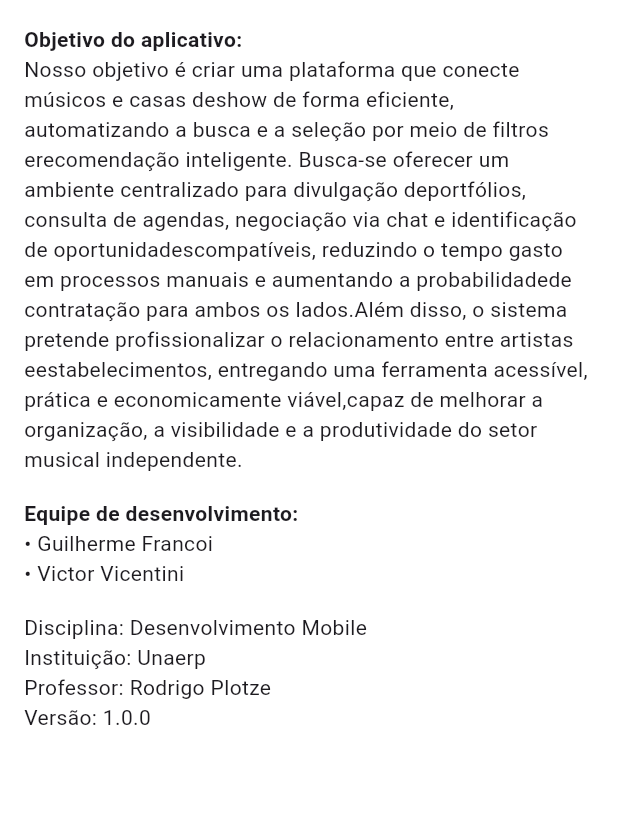
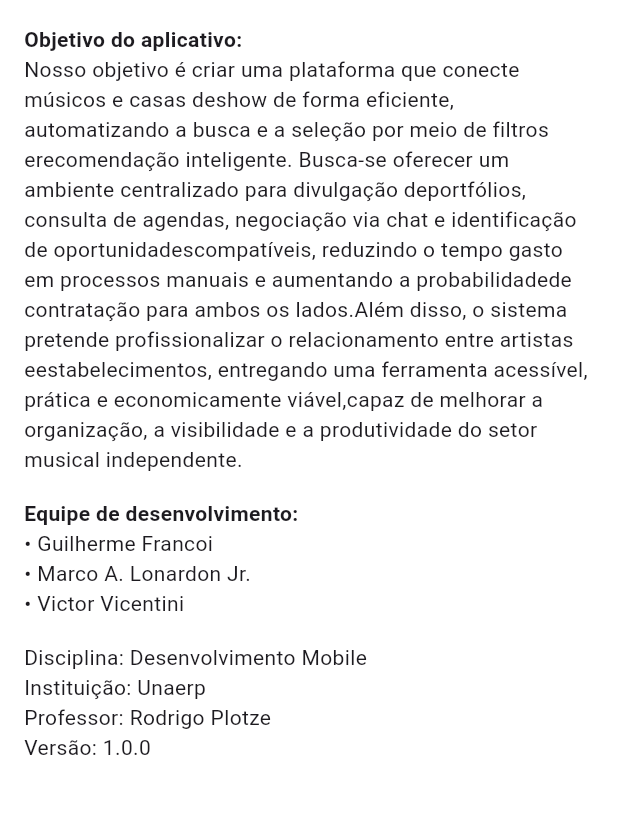
Before and after one commit to guifrancoi/prototipo-backstage, a Flutter app: the SobreScreen screen opened by its route, on a phone screen of 412 x 824 dp, the part 159-973 px from its top. Run offline on Flutter 3.47's test engine with Material 3 defaults, Android fonts, the phone set to English and light mode, and no system bars; our stand-ins replace device_preview_plus, image_picker.

Commit message:
chore: adicionando contribuidor

```diff
--- a/lib/screens/sobre/sobre_screen.dart
+++ b/lib/screens/sobre/sobre_screen.dart
@@ -37,6 +37,7 @@ class SobreScreen extends StatelessWidget {
               style: TextStyle(fontWeight: FontWeight.bold),
             ),
             Text('• Guilherme Francoi'),
+            Text('• Marco A. Lonardon Jr.'),
             Text('• Victor Vicentini'),
             SizedBox(height: 16),
             Text('Disciplina: Desenvolvimento Mobile'),
```
